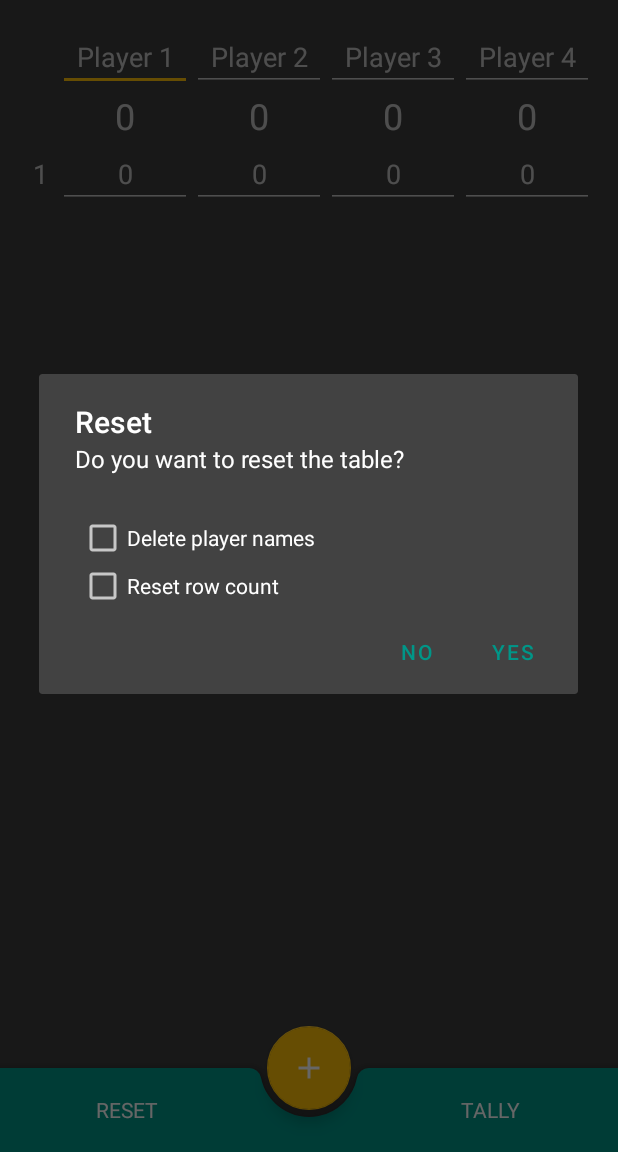
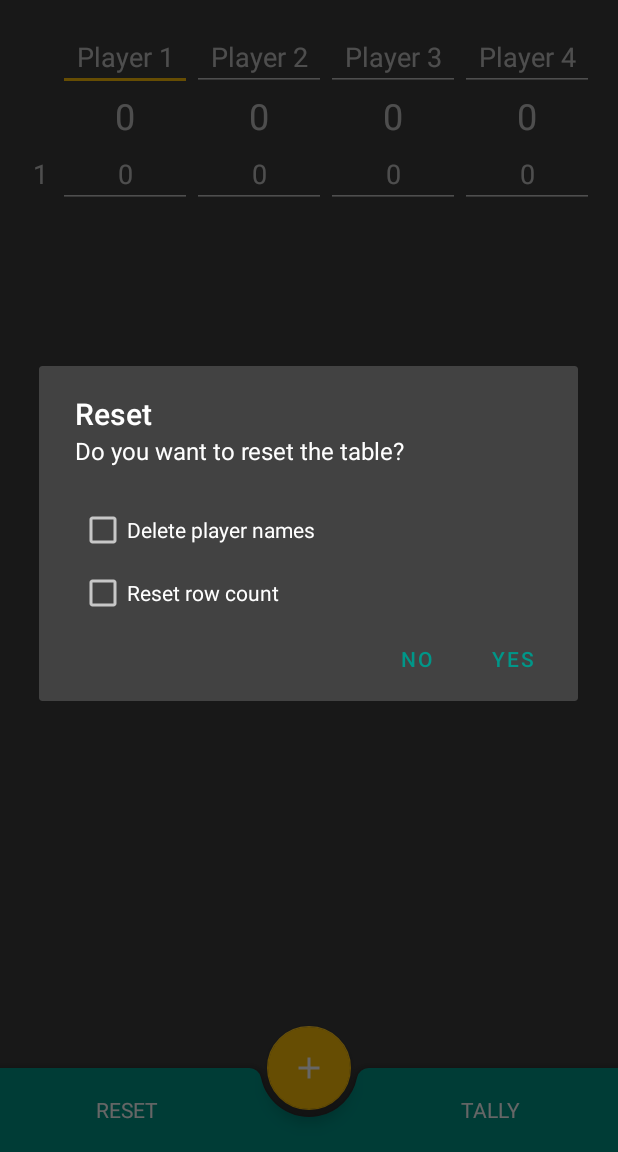
Before and after one commit to prat-man/Cards-Tally, an Android app: the screen it shows after launch (MainActivity), after a tap on "RESET", on a phone screen of 412 x 824 dp, the part 84-1236 px from its top. Run offline under Robolectric (Android 15) with nearby library versions, the phone set to English and light mode, and no system bars.

Commit message:
Changed version to 3.0; Fixed incorrect player names in tally; Fixed column-header mismatch issue

```diff
--- a/app/build.gradle
+++ b/app/build.gradle
@@ -11,7 +11,7 @@ android {
         minSdkVersion 19
         targetSdkVersion 30
         versionCode 1
-        versionName "2.1"
+        versionName "3.0"
 
         testInstrumentationRunner "androidx.test.runner.AndroidJUnitRunner"
 
--- a/app/src/main/java/in/pratanumandal/cardstally/MainActivity.java
+++ b/app/src/main/java/in/pratanumandal/cardstally/MainActivity.java
@@ -1,29 +1,19 @@
 package in.pratanumandal.cardstally;
 
 import android.app.AlertDialog;
-import android.content.Context;
 import android.content.Intent;
-import android.content.pm.PackageInfo;
-import android.content.pm.PackageManager;
-import android.graphics.Typeface;
 import android.graphics.drawable.ColorDrawable;
 import android.os.Bundle;
 import android.os.Handler;
 import android.os.Looper;
 import android.text.Editable;
 import android.text.InputType;
-import android.text.SpannableString;
 import android.text.TextWatcher;
-import android.text.method.LinkMovementMethod;
-import android.text.style.RelativeSizeSpan;
-import android.text.style.StyleSpan;
-import android.text.util.Linkify;
 import android.util.TypedValue;
 import android.view.Menu;
 import android.view.MenuInflater;
 import android.view.MenuItem;
 import android.view.View;
-import android.widget.Button;
 import android.widget.CheckBox;
 import android.widget.EditText;
 import android.widget.LinearLayout;
@@ -40,8 +30,6 @@ import androidx.appcompat.app.AppCompatDelegate;
 
 import com.google.android.material.floatingactionbutton.FloatingActionButton;
 import com.google.gson.Gson;
-
-import org.w3c.dom.Text;
 
 import java.util.ArrayList;
 import java.util.List;
@@ -191,30 +179,13 @@ public class MainActivity extends AppCompatActivity {
         for (int j = 0; j < Constants.PLAYERS; j++) {
             EditText edit = editData.get(i)[j] = new EditText(this);
             edit.setInputType(InputType.TYPE_CLASS_NUMBER);
-            edit.setLayoutParams(new TableRow.LayoutParams(TableRow.LayoutParams.WRAP_CONTENT, TableRow.LayoutParams.WRAP_CONTENT));
+            edit.setLayoutParams(new TableRow.LayoutParams(0, TableRow.LayoutParams.WRAP_CONTENT));
             edit.setTextAlignment(View.TEXT_ALIGNMENT_CENTER);
             edit.setHint("0");
             row.addView(edit);
 
             if (gameInfo.cardData.get(i)[j] != 0) {
                 edit.setText(String.valueOf(gameInfo.cardData.get(i)[j]));
-            }
-
-            if (i == 0) {
-                TextView score = getScoreField(j);
-                score.addTextChangedListener(new TextWatcher() {
-                    @Override
-                    public void afterTextChanged(Editable s) {}
-
-                    @Override
-                    public void beforeTextChanged(CharSequence s, int start, int count, int after) {}
-
-                    @Override
-                    public void onTextChanged(CharSequence s, int start, int before, int count) {
-                        score.measure(0, 0);
-                        edit.setMinimumWidth(score.getMeasuredWidth());
-                    }
-                });
             }
 
             Player player = gameInfo.players[j];
@@ -261,7 +232,11 @@ public class MainActivity extends AppCompatActivity {
 
     public void initializeReset() {
         TextView button = findViewById(R.id.resetButton);
+        AtomicBoolean resetting = new AtomicBoolean(false);
         button.setOnClickListener((v) -> {
+            if (resetting.get()) return;
+            resetting.set(true);
+
             AlertDialog.Builder alertDialogBuilder = new AlertDialog.Builder(this);
 
             LinearLayout checkBoxWrapper = new LinearLayout(this);
@@ -275,6 +250,10 @@ public class MainActivity extends AppCompatActivity {
             });
             checkBox1.setText("Delete player names");
             checkBoxWrapper.addView(checkBox1);
+
+            Space space = new Space(this);
+            space.setMinimumHeight(15);
+            checkBoxWrapper.addView(space);
 
             CheckBox checkBox2 = new CheckBox(this);
             checkBox2.setChecked(Persistence.getResetRowCount(getApplicationContext()));
@@ -325,6 +304,7 @@ public class MainActivity extends AppCompatActivity {
             });
             alertDialogBuilder.setNegativeButton("No", (dialog, id) -> {});
             AlertDialog alertDialog = alertDialogBuilder.create();
+            alertDialog.setOnDismissListener((dialog) -> resetting.set(false));
             alertDialog.show();
         });
     }
--- a/app/src/main/java/in/pratanumandal/cardstally/TallyActivity.java
+++ b/app/src/main/java/in/pratanumandal/cardstally/TallyActivity.java
@@ -1,29 +1,20 @@
 package in.pratanumandal.cardstally;
 
-import androidx.appcompat.app.ActionBar;
-import androidx.appcompat.app.AppCompatActivity;
-
-import android.app.AlertDialog;
 import android.content.pm.PackageInfo;
 import android.content.pm.PackageManager;
-import android.graphics.Typeface;
 import android.graphics.drawable.ColorDrawable;
 import android.os.Bundle;
-import android.text.SpannableString;
-import android.text.method.LinkMovementMethod;
-import android.text.style.RelativeSizeSpan;
-import android.text.style.StyleSpan;
-import android.text.util.Linkify;
 import android.util.TypedValue;
 import android.view.Menu;
 import android.view.MenuInflater;
 import android.view.MenuItem;
 import android.view.View;
-import android.widget.Button;
 import android.widget.TableLayout;
 import android.widget.TableRow;
 import android.widget.TextView;
-import android.widget.Toast;
+
+import androidx.appcompat.app.ActionBar;
+import androidx.appcompat.app.AppCompatActivity;
 
 import com.google.android.material.floatingactionbutton.FloatingActionButton;
 import com.google.gson.Gson;
@@ -123,7 +114,7 @@ public class TallyActivity extends AppCompatActivity {
 
                     TextView to = new TextView(this);
                     to.setTextSize(TypedValue.COMPLEX_UNIT_DIP, 18);
-                    to.setText(players[i].name.isEmpty() ? players[i].defaultName : players[i].name);
+                    to.setText(players[j].name.isEmpty() ? players[j].defaultName : players[j].name);
                     row.addView(to);
 
                     TextView cards = new TextView(this);
--- a/app/src/main/res/layout/activity_main.xml
+++ b/app/src/main/res/layout/activity_main.xml
@@ -33,7 +33,7 @@
 
                 <EditText
                     android:id="@+id/player1Name"
-                    android:layout_width="wrap_content"
+                    android:layout_width="0dp"
                     android:layout_height="wrap_content"
                     android:ems="0"
                     android:hint="Player 1"
@@ -42,7 +42,7 @@
 
                 <EditText
                     android:id="@+id/player2Name"
-                    android:layout_width="wrap_content"
+                    android:layout_width="0dp"
                     android:layout_height="wrap_content"
                     android:ems="0"
                     android:hint="Player 2"
@@ -51,7 +51,7 @@
 
                 <EditText
                     android:id="@+id/player3Name"
-                    android:layout_width="wrap_content"
+                    android:layout_width="0dp"
                     android:layout_height="wrap_content"
                     android:ems="0"
                     android:hint="Player 3"
@@ -60,7 +60,7 @@
 
                 <EditText
                     android:id="@+id/player4Name"
-                    android:layout_width="wrap_content"
+                    android:layout_width="0dp"
                     android:layout_height="wrap_content"
                     android:ems="0"
                     android:hint="Player 4"
@@ -76,6 +76,12 @@
                     android:layout_width="wrap_content"
                     android:layout_height="wrap_content" />
 
+                <LinearLayout
+                    android:layout_width="0dp"
+                    android:layout_height="wrap_content"
+                    android:gravity="center"
+                    android:orientation="horizontal">
+
                     <TextView
                         android:id="@+id/player1Cards"
                         android:layout_width="wrap_content"
@@ -83,6 +89,13 @@
                         android:text="0"
                         android:textAlignment="center"
                         android:textSize="24sp" />
+                </LinearLayout>
+
+                <LinearLayout
+                    android:layout_width="0dp"
+                    android:layout_height="wrap_content"
+                    android:gravity="center"
+                    android:orientation="horizontal">
 
                     <TextView
                         android:id="@+id/player2Cards"
@@ -91,6 +104,13 @@
                         android:text="0"
                         android:textAlignment="center"
                         android:textSize="24sp" />
+                </LinearLayout>
+
+                <LinearLayout
+                    android:layout_width="0dp"
+                    android:layout_height="wrap_content"
+                    android:gravity="center"
+                    android:orientation="horizontal">
 
                     <TextView
                         android:id="@+id/player3Cards"
@@ -99,6 +119,13 @@
                         android:text="0"
                         android:textAlignment="center"
                         android:textSize="24sp" />
+                </LinearLayout>
+
+                <LinearLayout
+                    android:layout_width="0dp"
+                    android:layout_height="wrap_content"
+                    android:gravity="center"
+                    android:orientation="horizontal">
 
                     <TextView
                         android:id="@+id/player4Cards"
@@ -107,6 +134,8 @@
                         android:text="0"
                         android:textAlignment="center"
                         android:textSize="24sp" />
+                </LinearLayout>
+
             </TableRow>
 
         </TableLayout>
```
Lines whose indentation alone changed are shown as unchanged.
